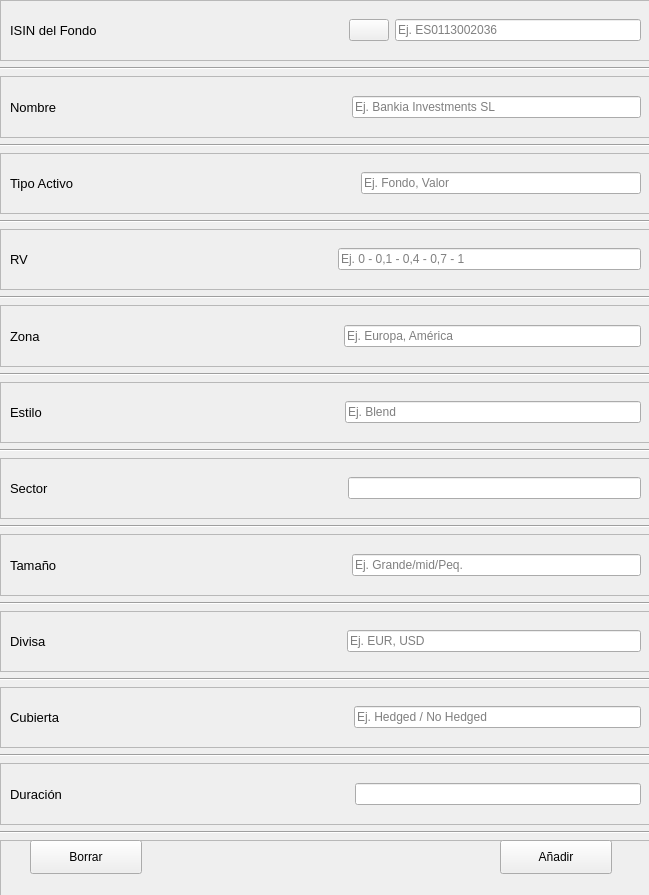
The window that src/GUI/AddISINView.ui (jesusramondovale/IngenicaSTS) describes before a commit, drawn with Qt 5.
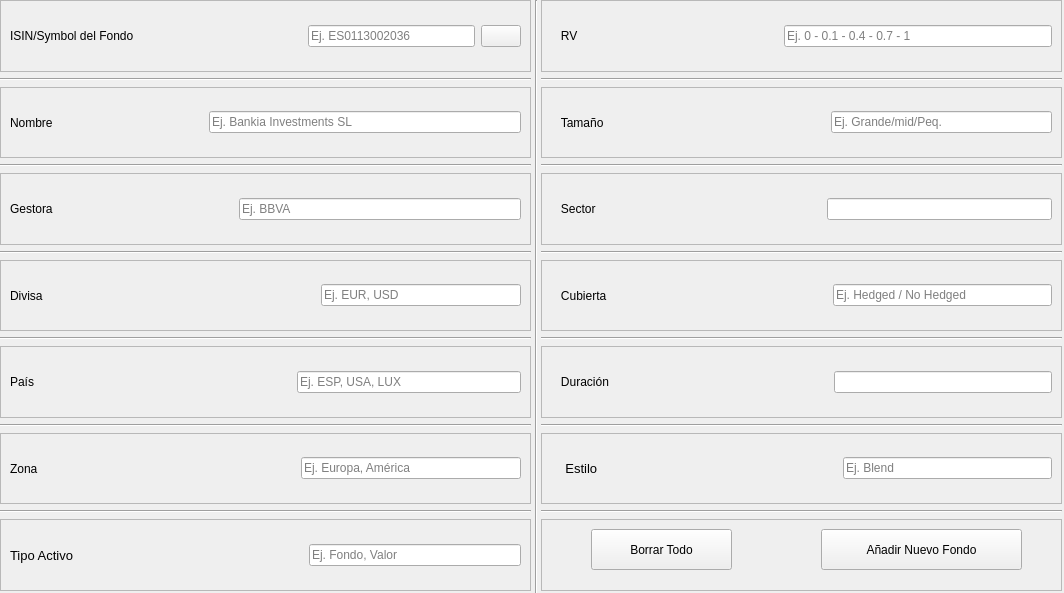
The same window after the commit. Icons and pictures are not drawn.

Commit message: Carteras Reales: Añadida Tabla con Fondos Presentes

Diff of the .ui file:
```diff
--- a/src/GUI/AddISINView.ui
+++ b/src/GUI/AddISINView.ui
@@ -6,8 +6,8 @@
    <rect>
     <x>0</x>
     <y>0</y>
-    <width>649</width>
-    <height>895</height>
+    <width>1064</width>
+    <height>593</height>
    </rect>
   </property>
   <property name="windowTitle">
@@ -23,8 +23,8 @@
      <rect>
       <x>0</x>
       <y>0</y>
-      <width>651</width>
-      <height>901</height>
+      <width>531</width>
+      <height>591</height>
      </rect>
     </property>
     <layout class="QVBoxLayout" name="verticalLayout">
@@ -44,11 +44,11 @@
          <widget class="QLabel" name="label">
           <property name="font">
            <font>
-            <pointsize>10</pointsize>
+            <pointsize>9</pointsize>
            </font>
           </property>
           <property name="text">
-           <string>ISIN del Fondo</string>
+           <string>ISIN/Symbol del Fondo</string>
           </property>
          </widget>
         </item>
@@ -65,6 +65,13 @@
           </property>
          </spacer>
         </item>
+        <item>
+         <widget class="QLineEdit" name="tfISIN">
+          <property name="placeholderText">
+           <string>Ej. ES0113002036</string>
+          </property>
+         </widget>
+        </item>
         <item>
          <widget class="QPushButton" name="buttonRefresh">
           <property name="text">
@@ -76,13 +83,6 @@
           </property>
          </widget>
         </item>
-        <item>
-         <widget class="QLineEdit" name="tfISIN">
-          <property name="placeholderText">
-           <string>Ej. ES0113002036</string>
-          </property>
-         </widget>
-        </item>
        </layout>
       </widget>
      </item>
@@ -106,7 +106,7 @@
          <widget class="QLabel" name="label_2">
           <property name="font">
            <font>
-            <pointsize>10</pointsize>
+            <pointsize>9</pointsize>
            </font>
           </property>
           <property name="text">
@@ -119,9 +119,12 @@
           <property name="orientation">
            <enum>Qt::Horizontal</enum>
           </property>
+          <property name="sizeType">
+           <enum>QSizePolicy::Preferred</enum>
+          </property>
           <property name="sizeHint" stdset="0">
            <size>
-            <width>134</width>
+            <width>150</width>
             <height>20</height>
            </size>
           </property>
@@ -160,11 +163,11 @@
          <widget class="QLabel" name="label_3">
           <property name="font">
            <font>
-            <pointsize>10</pointsize>
+            <pointsize>9</pointsize>
            </font>
           </property>
           <property name="text">
-           <string>Tipo Activo</string>
+           <string>Gestora</string>
           </property>
          </widget>
         </item>
@@ -173,18 +176,21 @@
           <property name="orientation">
            <enum>Qt::Horizontal</enum>
           </property>
+          <property name="sizeType">
+           <enum>QSizePolicy::Preferred</enum>
+          </property>
           <property name="sizeHint" stdset="0">
            <size>
-            <width>229</width>
+            <width>180</width>
             <height>20</height>
            </size>
           </property>
          </spacer>
         </item>
         <item>
-         <widget class="QLineEdit" name="tfTipoAct">
+         <widget class="QLineEdit" name="tfGestora">
           <property name="placeholderText">
-           <string>Ej. Fondo, Valor</string>
+           <string>Ej. BBVA </string>
           </property>
          </widget>
         </item>
@@ -208,34 +214,37 @@
        </property>
        <layout class="QHBoxLayout" name="horizontalLayout_2">
         <item>
-         <widget class="QLabel" name="label_4">
+         <widget class="QLabel" name="labelNombre_10">
           <property name="font">
            <font>
-            <pointsize>10</pointsize>
+            <pointsize>9</pointsize>
            </font>
           </property>
           <property name="text">
-           <string>RV</string>
+           <string>Divisa</string>
           </property>
          </widget>
         </item>
         <item>
-         <spacer name="horizontalSpacer_5">
+         <spacer name="horizontalSpacer_11">
           <property name="orientation">
            <enum>Qt::Horizontal</enum>
           </property>
           <property name="sizeHint" stdset="0">
            <size>
-            <width>267</width>
+            <width>272</width>
             <height>20</height>
            </size>
           </property>
          </spacer>
         </item>
         <item>
-         <widget class="QLineEdit" name="tfRV">
+         <widget class="QLineEdit" name="tfDivisa">
+          <property name="enabled">
+           <bool>true</bool>
+          </property>
           <property name="placeholderText">
-           <string>Ej. 0 - 0,1 - 0,4 - 0,7 - 1</string>
+           <string>Ej. EUR, USD</string>
           </property>
          </widget>
         </item>
@@ -259,10 +268,64 @@
        </property>
        <layout class="QHBoxLayout" name="horizontalLayout_3">
         <item>
+         <widget class="QLabel" name="label_6">
+          <property name="font">
+           <font>
+            <pointsize>9</pointsize>
+           </font>
+          </property>
+          <property name="text">
+           <string>País</string>
+          </property>
+         </widget>
+        </item>
+        <item>
+         <spacer name="horizontalSpacer_7">
+          <property name="orientation">
+           <enum>Qt::Horizontal</enum>
+          </property>
+          <property name="sizeHint" stdset="0">
+           <size>
+            <width>257</width>
+            <height>20</height>
+           </size>
+          </property>
+         </spacer>
+        </item>
+        <item>
+         <widget class="QLineEdit" name="tfPais">
+          <property name="enabled">
+           <bool>true</bool>
+          </property>
+          <property name="placeholderText">
+           <string>Ej. ESP, USA, LUX</string>
+          </property>
+         </widget>
+        </item>
+       </layout>
+      </widget>
+     </item>
+     <item>
+      <widget class="Line" name="line_5">
+       <property name="orientation">
+        <enum>Qt::Horizontal</enum>
+       </property>
+      </widget>
+     </item>
+     <item>
+      <widget class="QFrame" name="frame_2">
+       <property name="frameShape">
+        <enum>QFrame::StyledPanel</enum>
+       </property>
+       <property name="frameShadow">
+        <enum>QFrame::Raised</enum>
+       </property>
+       <layout class="QHBoxLayout" name="horizontalLayout_5">
+        <item>
          <widget class="QLabel" name="label_5">
           <property name="font">
            <font>
-            <pointsize>10</pointsize>
+            <pointsize>9</pointsize>
            </font>
           </property>
           <property name="text">
@@ -297,7 +360,7 @@
       </widget>
      </item>
      <item>
-      <widget class="Line" name="line_5">
+      <widget class="Line" name="line_7">
        <property name="orientation">
         <enum>Qt::Horizontal</enum>
        </property>
@@ -313,85 +376,96 @@
        </property>
        <layout class="QHBoxLayout" name="horizontalLayout_4">
         <item>
-         <widget class="QLabel" name="label_6">
+         <widget class="QLabel" name="label_4">
           <property name="font">
            <font>
             <pointsize>10</pointsize>
            </font>
           </property>
           <property name="text">
-           <string>Estilo</string>
+           <string>Tipo Activo</string>
           </property>
          </widget>
         </item>
         <item>
-         <spacer name="horizontalSpacer_7">
+         <spacer name="horizontalSpacer_5">
           <property name="orientation">
            <enum>Qt::Horizontal</enum>
           </property>
           <property name="sizeHint" stdset="0">
            <size>
-            <width>257</width>
+            <width>229</width>
             <height>20</height>
            </size>
           </property>
          </spacer>
         </item>
         <item>
-         <widget class="QLineEdit" name="tfEstilo">
+         <widget class="QLineEdit" name="tfTipoAct">
           <property name="placeholderText">
-           <string>Ej. Blend</string>
+           <string>Ej. Fondo, Valor</string>
           </property>
          </widget>
         </item>
        </layout>
       </widget>
      </item>
+    </layout>
+   </widget>
+   <widget class="QWidget" name="verticalLayoutWidget_2">
+    <property name="geometry">
+     <rect>
+      <x>541</x>
+      <y>0</y>
+      <width>521</width>
+      <height>591</height>
+     </rect>
+    </property>
+    <layout class="QVBoxLayout" name="verticalLayout_2">
+     <property name="sizeConstraint">
+      <enum>QLayout::SetMaximumSize</enum>
+     </property>
      <item>
-      <widget class="Line" name="line_6">
-       <property name="orientation">
-        <enum>Qt::Horizontal</enum>
-       </property>
-      </widget>
-     </item>
-     <item>
-      <widget class="QFrame" name="frame">
+      <widget class="QFrame" name="frame_18">
        <property name="frameShape">
         <enum>QFrame::StyledPanel</enum>
        </property>
        <property name="frameShadow">
         <enum>QFrame::Raised</enum>
        </property>
-       <layout class="QHBoxLayout" name="horizontalLayout_5">
+       <layout class="QHBoxLayout" name="horizontalLayout_18">
         <item>
-         <widget class="QLabel" name="label_7">
+         <widget class="QLabel" name="label_17">
           <property name="font">
            <font>
-            <pointsize>10</pointsize>
+            <pointsize>9</pointsize>
            </font>
           </property>
           <property name="text">
-           <string>Sector</string>
+           <string>   RV</string>
           </property>
          </widget>
         </item>
         <item>
-         <spacer name="horizontalSpacer_8">
+         <spacer name="horizontalSpacer_18">
           <property name="orientation">
            <enum>Qt::Horizontal</enum>
           </property>
+          <property name="sizeType">
+           <enum>QSizePolicy::Preferred</enum>
+          </property>
           <property name="sizeHint" stdset="0">
            <size>
-            <width>257</width>
+            <width>200</width>
             <height>20</height>
            </size>
           </property>
          </spacer>
         </item>
         <item>
-         <widget class="QLineEdit" name="tfSector">
+         <widget class="QLineEdit" name="tfRV">
           <property name="placeholderText">
-           <string/>
+           <string>Ej. 0 - 0.1 - 0.4 - 0.7 - 1</string>
           </property>
          </widget>
         </item>
@@ -399,14 +473,14 @@
       </widget>
      </item>
      <item>
-      <widget class="Line" name="line_7">
+      <widget class="Line" name="line_18">
        <property name="orientation">
         <enum>Qt::Horizontal</enum>
        </property>
       </widget>
      </item>
      <item>
-      <widget class="QFrame" name="frame_10">
+      <widget class="QFrame" name="frame_19">
        <property name="frameShape">
         <enum>QFrame::StyledPanel</enum>
        </property>
@@ -418,11 +492,11 @@
          <widget class="QLabel" name="label_8">
           <property name="font">
            <font>
-            <pointsize>10</pointsize>
+            <pointsize>9</pointsize>
            </font>
           </property>
           <property name="text">
-           <string>Tamaño</string>
+           <string>   Tamaño</string>
           </property>
          </widget>
         </item>
@@ -433,7 +507,7 @@
           </property>
           <property name="sizeHint" stdset="0">
            <size>
-            <width>262</width>
+            <width>220</width>
             <height>20</height>
            </size>
           </property>
@@ -450,14 +524,14 @@
       </widget>
      </item>
      <item>
-      <widget class="Line" name="line_8">
+      <widget class="Line" name="line_19">
        <property name="orientation">
         <enum>Qt::Horizontal</enum>
        </property>
       </widget>
      </item>
      <item>
-      <widget class="QFrame" name="label_9">
+      <widget class="QFrame" name="label_19">
        <property name="frameShape">
         <enum>QFrame::StyledPanel</enum>
        </property>
@@ -466,37 +540,34 @@
        </property>
        <layout class="QHBoxLayout" name="horizontalLayout_10">
         <item>
-         <widget class="QLabel" name="labelNombre_10">
+         <widget class="QLabel" name="label_20">
           <property name="font">
            <font>
-            <pointsize>10</pointsize>
+            <pointsize>9</pointsize>
            </font>
           </property>
           <property name="text">
-           <string>Divisa</string>
+           <string>   Sector</string>
           </property>
          </widget>
         </item>
         <item>
-         <spacer name="horizontalSpacer_11">
+         <spacer name="horizontalSpacer_20">
           <property name="orientation">
            <enum>Qt::Horizontal</enum>
           </property>
           <property name="sizeHint" stdset="0">
            <size>
-            <width>272</width>
+            <width>150</width>
             <height>20</height>
            </size>
           </property>
          </spacer>
         </item>
         <item>
-         <widget class="QLineEdit" name="tfDivisa">
-          <property name="enabled">
-           <bool>true</bool>
-          </property>
+         <widget class="QLineEdit" name="tfSector">
           <property name="placeholderText">
-           <string>Ej. EUR, USD</string>
+           <string/>
           </property>
          </widget>
         </item>
@@ -504,14 +575,14 @@
       </widget>
      </item>
      <item>
-      <widget class="Line" name="line_9">
+      <widget class="Line" name="line_20">
        <property name="orientation">
         <enum>Qt::Horizontal</enum>
        </property>
       </widget>
      </item>
      <item>
-      <widget class="QFrame" name="frame_13">
+      <widget class="QFrame" name="frame_20">
        <property name="frameShape">
         <enum>QFrame::StyledPanel</enum>
        </property>
@@ -523,11 +594,11 @@
          <widget class="QLabel" name="label_10">
           <property name="font">
            <font>
-            <pointsize>10</pointsize>
+            <pointsize>9</pointsize>
            </font>
           </property>
           <property name="text">
-           <string>Cubierta</string>
+           <string>   Cubierta</string>
           </property>
          </widget>
         </item>
@@ -538,7 +609,7 @@
           </property>
           <property name="sizeHint" stdset="0">
            <size>
-            <width>261</width>
+            <width>150</width>
             <height>20</height>
            </size>
           </property>
@@ -555,41 +626,41 @@
       </widget>
      </item>
      <item>
-      <widget class="Line" name="line_10">
+      <widget class="Line" name="line_21">
        <property name="orientation">
         <enum>Qt::Horizontal</enum>
        </property>
       </widget>
      </item>
      <item>
-      <widget class="QFrame" name="frame_2">
+      <widget class="QFrame" name="frame_21">
        <property name="frameShape">
         <enum>QFrame::StyledPanel</enum>
        </property>
        <property name="frameShadow">
         <enum>QFrame::Raised</enum>
        </property>
-       <layout class="QHBoxLayout" name="horizontalLayout_6">
+       <layout class="QHBoxLayout" name="horizontalLayout_22">
         <item>
-         <widget class="QLabel" name="label_11">
+         <widget class="QLabel" name="label_22">
           <property name="font">
            <font>
-            <pointsize>10</pointsize>
+            <pointsize>9</pointsize>
            </font>
           </property>
           <property name="text">
-           <string>Duración</string>
+           <string>   Duración</string>
           </property>
          </widget>
         </item>
         <item>
-         <spacer name="horizontalSpacer_9">
+         <spacer name="horizontalSpacer_22">
           <property name="orientation">
            <enum>Qt::Horizontal</enum>
           </property>
           <property name="sizeHint" stdset="0">
            <size>
-            <width>257</width>
+            <width>150</width>
             <height>20</height>
            </size>
           </property>
@@ -606,7 +677,7 @@
       </widget>
      </item>
      <item>
-      <widget class="Line" name="line_11">
+      <widget class="Line" name="line_22">
        <property name="orientation">
         <enum>Qt::Horizontal</enum>
        </property>
@@ -620,36 +691,100 @@
        <property name="frameShadow">
         <enum>QFrame::Raised</enum>
        </property>
+       <layout class="QHBoxLayout" name="horizontalLayout_6">
+        <item>
+         <widget class="QLabel" name="label_7">
+          <property name="font">
+           <font>
+            <pointsize>10</pointsize>
+           </font>
+          </property>
+          <property name="text">
+           <string>    Estilo</string>
+          </property>
+         </widget>
+        </item>
+        <item>
+         <spacer name="horizontalSpacer_8">
+          <property name="orientation">
+           <enum>Qt::Horizontal</enum>
+          </property>
+          <property name="sizeHint" stdset="0">
+           <size>
+            <width>239</width>
+            <height>20</height>
+           </size>
+          </property>
+         </spacer>
+        </item>
+        <item>
+         <widget class="QLineEdit" name="tfEstilo">
+          <property name="placeholderText">
+           <string>Ej. Blend</string>
+          </property>
+         </widget>
+        </item>
+       </layout>
+      </widget>
+     </item>
+     <item>
+      <widget class="Line" name="line_8">
+       <property name="orientation">
+        <enum>Qt::Horizontal</enum>
+       </property>
+      </widget>
+     </item>
+     <item>
+      <widget class="QFrame" name="frame_22">
+       <property name="frameShape">
+        <enum>QFrame::StyledPanel</enum>
+       </property>
+       <property name="frameShadow">
+        <enum>QFrame::Raised</enum>
+       </property>
        <widget class="QPushButton" name="buttonBorrar">
         <property name="geometry">
          <rect>
-          <x>30</x>
-          <y>0</y>
-          <width>112</width>
-          <height>34</height>
+          <x>50</x>
+          <y>10</y>
+          <width>141</width>
+          <height>41</height>
          </rect>
         </property>
         <property name="text">
-         <string>Borrar</string>
+         <string>Borrar Todo</string>
         </property>
        </widget>
        <widget class="QPushButton" name="buttonAnadir">
         <property name="geometry">
          <rect>
-          <x>500</x>
-          <y>0</y>
-          <width>112</width>
-          <height>34</height>
+          <x>280</x>
+          <y>10</y>
+          <width>201</width>
+          <height>41</height>
          </rect>
         </property>
         <property name="text">
-         <string>Añadir</string>
+         <string>Añadir Nuevo Fondo</string>
         </property>
        </widget>
       </widget>
      </item>
     </layout>
    </widget>
+   <widget class="Line" name="line_6">
+    <property name="geometry">
+     <rect>
+      <x>526</x>
+      <y>0</y>
+      <width>20</width>
+      <height>601</height>
+     </rect>
+    </property>
+    <property name="orientation">
+     <enum>Qt::Vertical</enum>
+    </property>
+   </widget>
   </widget>
  </widget>
  <resources/>
```
Left out of the diff: 177 changed lines with no effect on the pictures. The commit also changes 7 other files.
